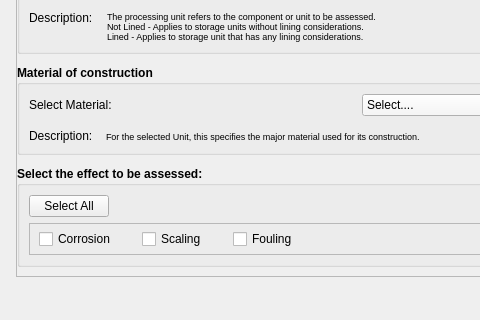
This is src/main/resources/base/New_UI/SiteSpecific.ui in ChiromboKenT/Industrial-Water-Quality-Guidelines-DSS as Qt 5 draws it before an edit; both pictures show x 0 to 480 and y 427 to 747 of the 674 by 747 pixel window. The edited form follows.
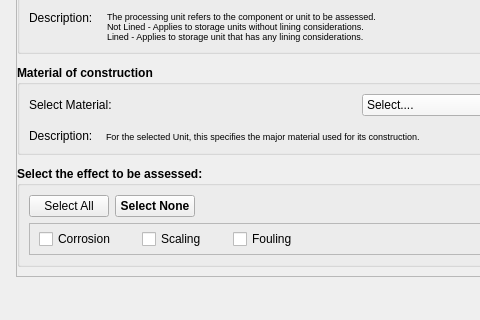
This is the edited form.

```diff
--- a/src/main/resources/base/New_UI/SiteSpecific.ui
+++ b/src/main/resources/base/New_UI/SiteSpecific.ui
@@ -730,6 +730,13 @@
                </property>
               </widget>
              </item>
+             <item>
+              <widget class="QPushButton" name="buttonSelectNone">
+               <property name="text">
+                <string>Select None</string>
+               </property>
+              </widget>
+             </item>
              <item>
               <spacer name="horizontalSpacer_5">
                <property name="orientation">
```
